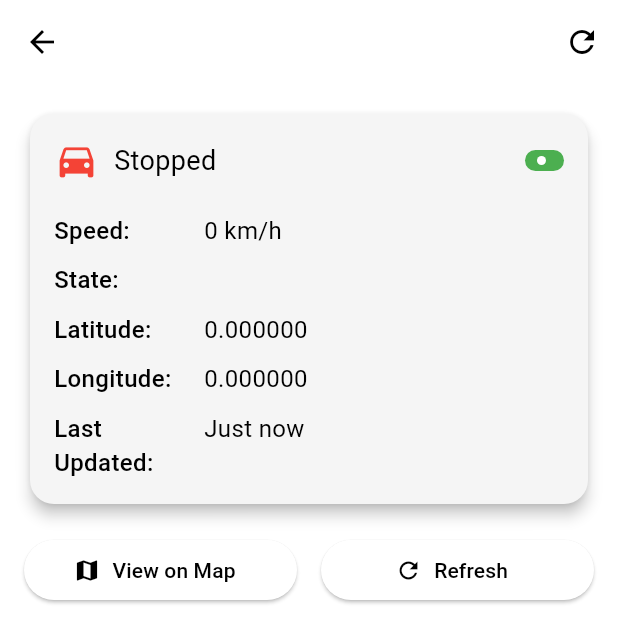
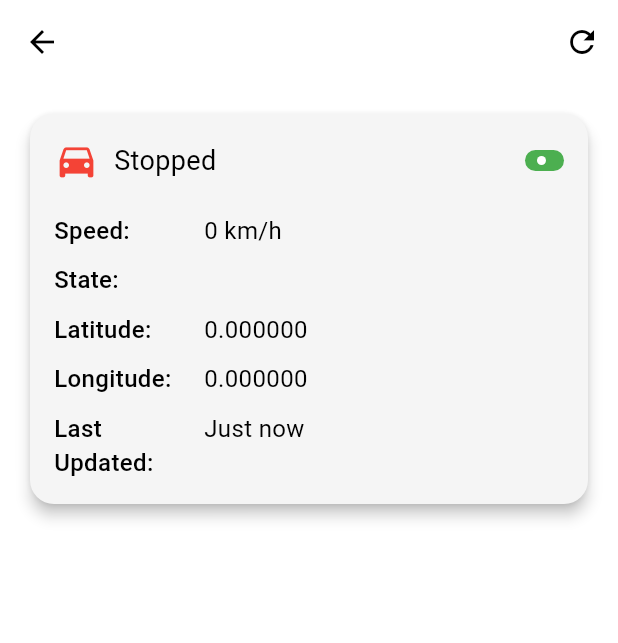
Before and after one commit to mohamedHossam113/mapsapp, a Flutter app: the ChosenDevicePage screen opened directly with empty values, on a phone screen of 412 x 824 dp. Shown: the top 643 px of the screen. Run offline on Flutter 3.47's test engine with Material 3 defaults, Android fonts, the light colour scheme and no system bars; our stand-ins replace dio, equatable, flutter_bloc, flutter_secure_storage, google_maps_flutter, location and 2 more; accounts and stored records are empty; network calls fail.

Commit message:
fix bugs

```diff
--- a/lib/pages/chosen_device_page.dart
+++ b/lib/pages/chosen_device_page.dart
@@ -4,6 +4,7 @@ import 'package:mapsapp/cubits/device_cubit.dart';
 import 'package:mapsapp/cubits/devices_state.dart';
 import 'package:flutter/material.dart';
 import 'package:flutter_bloc/flutter_bloc.dart';
+import 'package:mapsapp/widgets/main_page.dart';
 
 import '../generated/l10n.dart';
 
@@ -182,30 +183,6 @@ class _ChosenDevicePageState extends State<ChosenDevicePage> {
                   ),
                   const SizedBox(height: 16),
                   // Add some action buttons if needed
-                  Row(
-                    children: [
-                      Expanded(
-                        child: ElevatedButton.icon(
-                          onPressed: () {
-                            // Navigate to map view for this device
-                            Navigator.pop(context);
-                          },
-                          icon: const Icon(Icons.map),
-                          label: Text(S.of(context).view_on_map),
-                        ),
-                      ),
-                      const SizedBox(width: 16),
-                      Expanded(
-                        child: ElevatedButton.icon(
-                          onPressed: () {
-                            context.read<DeviceCubit>().fetchDevices();
-                          },
-                          icon: const Icon(Icons.refresh),
-                          label: Text(S.of(context).refresh),
-                        ),
-                      ),
-                    ],
-                  ),
                 ],
               ),
             );
--- a/lib/pages/devices_page.dart
+++ b/lib/pages/devices_page.dart
@@ -160,7 +160,7 @@ class _DevicesPageState extends State<DevicesPage> {
                                 children: [
                                   Icon(
                                     Icons.directions_car,
-                                    color: isMoving ? Colors.green : Colors.red,
+                                    color: isMoving ? Colors.red : Colors.green,
                                     size: 28,
                                   ),
                                   const SizedBox(width: 8),
```
Also changed, not shown: lib/widgets/custom_googlemaps.dart (+11 -7 lines).
